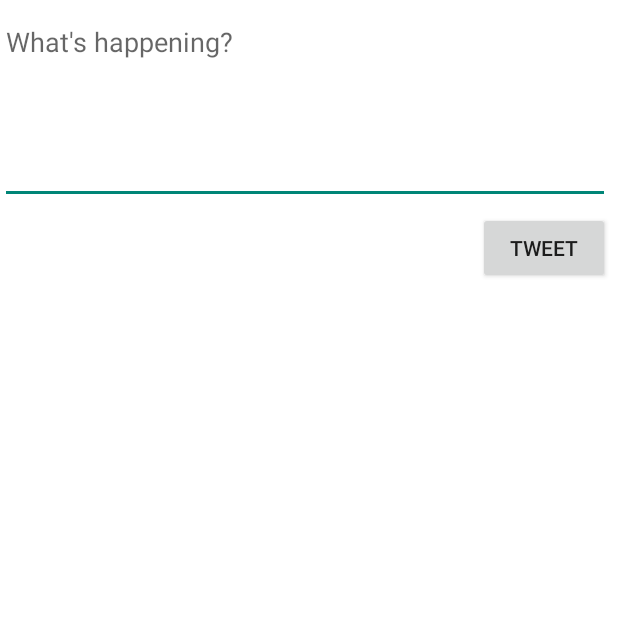
After one commit to cyll99/SimpleTweet, an Android app: the ComposeActivity screen opened directly, with no data from a screen before it, on a phone screen of 412 x 824 dp, the top half of it. The commit adds this screen. Run offline under Robolectric (Android 15) with nearby library versions, the phone set to English and light mode, and no system bars.

Commit message:
second video

```diff
--- a/app/src/main/AndroidManifest.xml
+++ b/app/src/main/AndroidManifest.xml
@@ -13,6 +13,9 @@
         android:icon="@drawable/ic_launcher"
         android:label="@string/app_name"
         android:theme="@style/AppTheme">
+        <activity
+            android:name=".ComposeActivity"
+            android:exported="true" />
         <activity
             android:name=".DetailActivity"
             android:exported="true" />
--- /dev/null
+++ b/app/src/main/java/com/codepath/apps/restclienttemplate/ComposeActivity.java
@@ -0,0 +1,43 @@
+package com.codepath.apps.restclienttemplate;
+
+import androidx.appcompat.app.AppCompatActivity;
+
+import android.os.Bundle;
+import android.view.View;
+import android.widget.Button;
+import android.widget.EditText;
+import android.widget.Toast;
+
+public class ComposeActivity extends AppCompatActivity {
+    public static final int MAX_LINES = 140;
+    EditText etCompose;
+    Button btnTweet;
+
+    @Override
+    protected void onCreate(Bundle savedInstanceState) {
+        super.onCreate(savedInstanceState);
+        setContentView(R.layout.activity_compose);
+
+        etCompose = findViewById(R.id.etCompose);
+        btnTweet = findViewById(R.id.btnTweet);
+
+        // set click listener
+    btnTweet.setOnClickListener(new View.OnClickListener() {
+        @Override
+        public void onClick(View view) {
+            String tweetContent = etCompose.getText().toString();
+            if(tweetContent.isEmpty()){
+                Toast.makeText(ComposeActivity.this, "Sorry your tweet cannot be empty", Toast.LENGTH_LONG).show();
+                return;
+            }
+            if(tweetContent.length() > MAX_LINES){
+                Toast.makeText(ComposeActivity.this, "Sorry your tweet is too long", Toast.LENGTH_LONG).show();
+                return;
+            }
+            Toast.makeText(ComposeActivity.this, tweetContent, Toast.LENGTH_LONG).show();
+
+        }
+    });
+        //make API call twitter
+    }
+}
--- /dev/null
+++ b/app/src/main/res/layout/activity_compose.xml
@@ -0,0 +1,33 @@
+<?xml version="1.0" encoding="utf-8"?>
+<RelativeLayout
+    xmlns:android="http://schemas.android.com/apk/res/android"
+    xmlns:app="http://schemas.android.com/apk/res-auto"
+    xmlns:tools="http://schemas.android.com/tools"
+    android:layout_width="match_parent"
+    android:layout_height="match_parent"
+    tools:context=".ComposeActivity">
+
+    <EditText
+        android:id="@+id/etCompose"
+        android:layout_width="match_parent"
+        android:layout_height="wrap_content"
+        android:layout_alignParentTop="true"
+        android:layout_alignParentEnd="true"
+        android:layout_marginTop="5dp"
+        android:layout_marginEnd="5dp"
+        android:ems="10"
+        android:gravity="start|top"
+        android:hint="@string/what_s_happening"
+        android:inputType="textMultiLine"
+        android:minLines="5" />
+
+    <Button
+        android:id="@+id/btnTweet"
+        android:layout_width="wrap_content"
+        android:layout_height="wrap_content"
+        android:layout_below="@+id/etCompose"
+        android:layout_alignParentEnd="true"
+        android:layout_marginTop="5dp"
+        android:layout_marginEnd="5dp"
+        android:text="@string/tweet" />
+</RelativeLayout>
--- a/app/src/main/res/values/strings.xml
+++ b/app/src/main/res/values/strings.xml
@@ -5,5 +5,7 @@
     <string name="login_label">Log in</string>
     <string name="intent_scheme">oauth</string>
     <string name="intent_host">cprest</string>
+    <string name="tweet">Tweet</string>
+    <string name="what_s_happening">What\'s happening?</string>
 
 </resources>
```
Also changed, not shown: app/src/main/java/com/codepath/apps/restclienttemplate/DetailActivity.java (+0 -24 lines), app/src/main/java/com/codepath/apps/restclienttemplate/TimelineActivity.java (+15 -4 lines), app/src/main/res/layout-land/activity_detail.xml (+5 -4 lines), app/src/main/res/layout/activity_detail.xml (+3 -5 lines), app/src/main/res/menu/menu.xml (+4 -4 lines).
